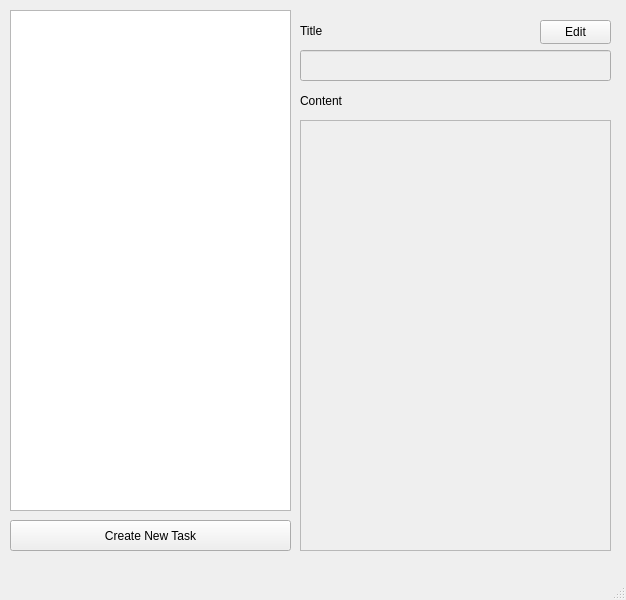
First picture: the form in mainwindow.ui, repository jonizei/priotodo, before the edit.
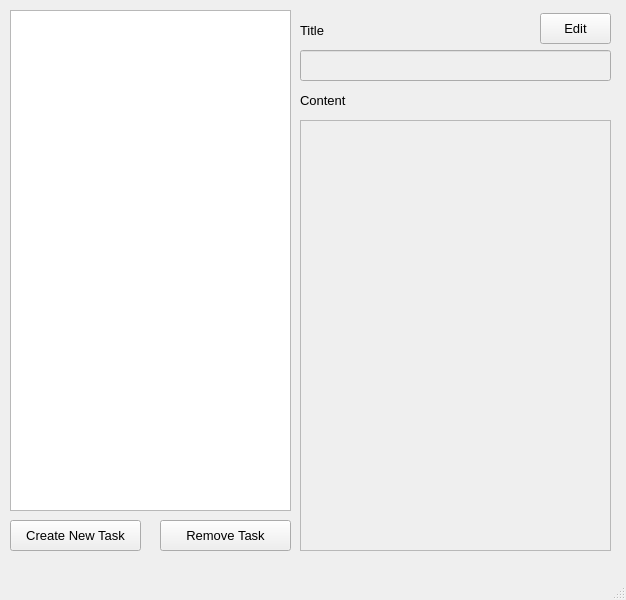
Second picture: the form after the edit.

Commit message: Task can be removed from the list

Patch:
```diff
--- a/mainwindow.ui
+++ b/mainwindow.ui
@@ -10,6 +10,11 @@
     <height>600</height>
    </rect>
   </property>
+  <property name="font">
+   <font>
+    <pointsize>10</pointsize>
+   </font>
+  </property>
   <property name="windowTitle">
    <string>MainWindow</string>
   </property>
@@ -59,6 +64,11 @@
       <height>21</height>
      </rect>
     </property>
+    <property name="font">
+     <font>
+      <pointsize>10</pointsize>
+     </font>
+    </property>
     <property name="text">
      <string>Title</string>
     </property>
@@ -72,6 +82,11 @@
       <height>21</height>
      </rect>
     </property>
+    <property name="font">
+     <font>
+      <pointsize>10</pointsize>
+     </font>
+    </property>
     <property name="text">
      <string>Content</string>
     </property>
@@ -80,9 +95,9 @@
     <property name="geometry">
      <rect>
       <x>540</x>
-      <y>20</y>
+      <y>13</y>
       <width>71</width>
-      <height>24</height>
+      <height>31</height>
      </rect>
     </property>
     <property name="text">
@@ -94,7 +109,7 @@
      <rect>
       <x>10</x>
       <y>520</y>
-      <width>281</width>
+      <width>131</width>
       <height>31</height>
      </rect>
     </property>
@@ -102,6 +117,19 @@
      <string>Create New Task</string>
     </property>
    </widget>
+   <widget class="QPushButton" name="btnRemoveTask">
+    <property name="geometry">
+     <rect>
+      <x>160</x>
+      <y>520</y>
+      <width>131</width>
+      <height>31</height>
+     </rect>
+    </property>
+    <property name="text">
+     <string>Remove Task</string>
+    </property>
+   </widget>
   </widget>
   <widget class="QMenuBar" name="menubar">
    <property name="geometry">
```
Left out of the diff: 7 changed lines with no effect on the pictures. The commit also changes 4 other files.
